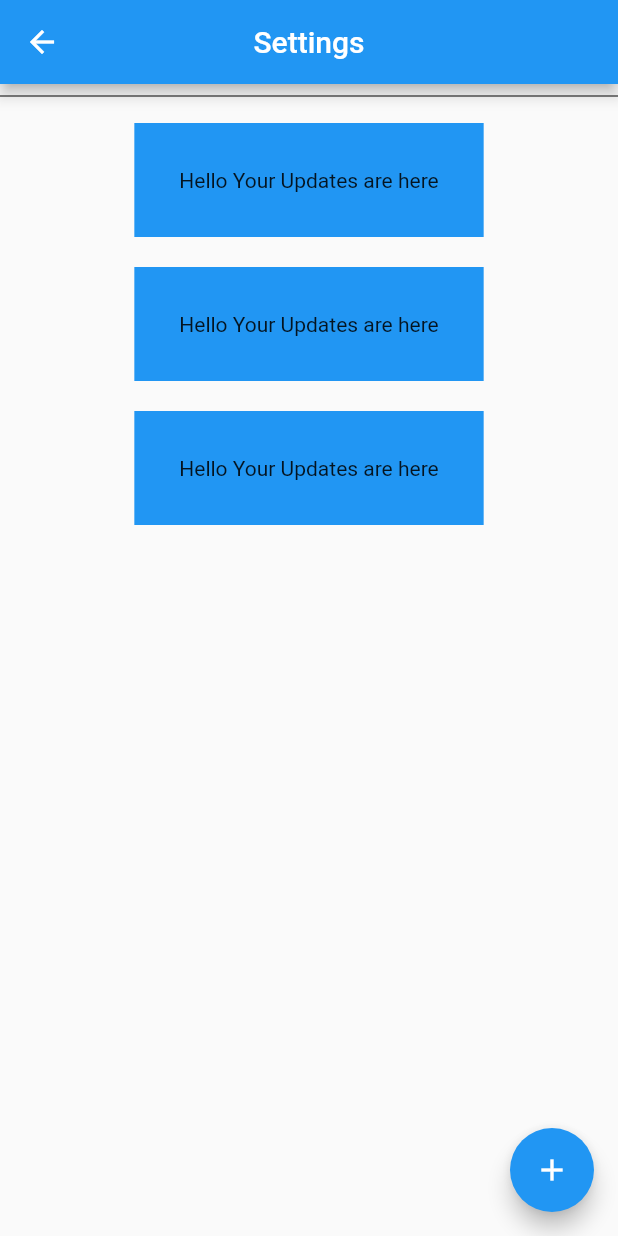
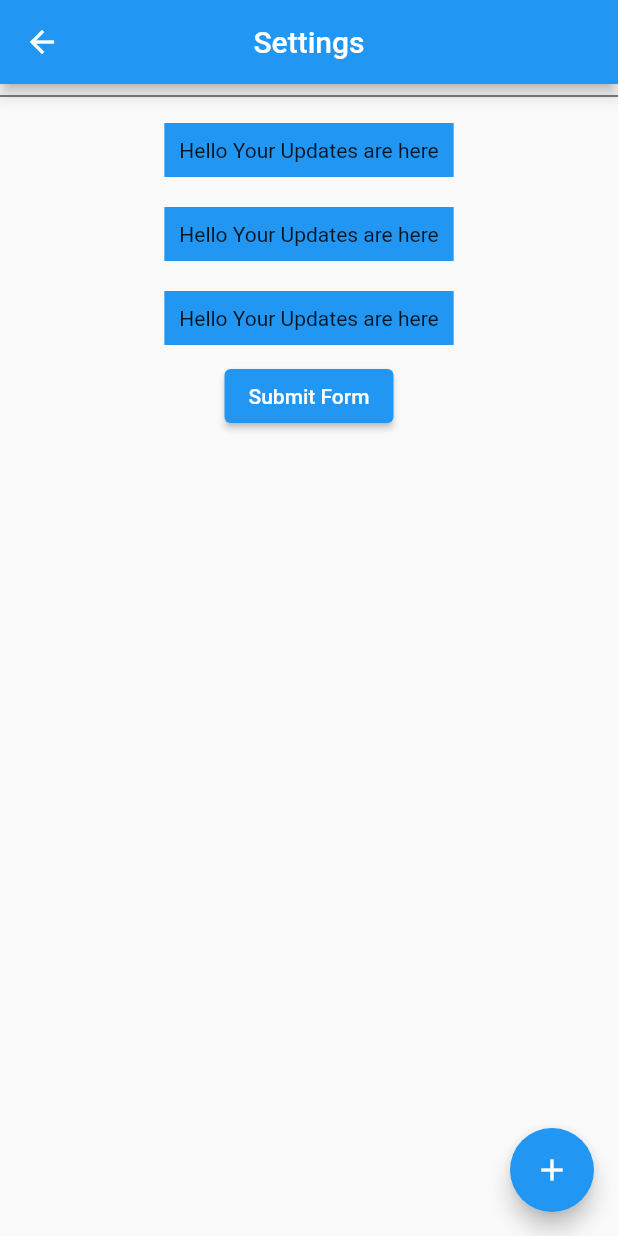
Before and after one commit to Coffee58511867/Flutter, a Flutter app: the Testing screen opened by its route, on a phone screen of 412 x 824 dp. Run offline on Flutter 3.47's test engine with Material 2 defaults, Android fonts, the phone set to English and light mode, and no system bars.

```diff
--- a/lib/testing.dart
+++ b/lib/testing.dart
@@ -17,23 +17,28 @@ class Testing extends StatelessWidget {
             color: Colors.black,
           ),
           Container(
-            padding: const EdgeInsets.all(30.0),
+            padding: const EdgeInsets.all(10.0),
             margin: const EdgeInsets.all(10.0),
             color: Colors.blue,
             child: const Text("Hello Your Updates are here"),
           ),
           Container(
-            padding: const EdgeInsets.all(30.0),
+            padding: const EdgeInsets.all(10.0),
             margin: const EdgeInsets.all(10.0),
             color: Colors.blue,
             child: const Text("Hello Your Updates are here"),
           ),
           Container(
-            padding: const EdgeInsets.all(30.0),
+            padding: const EdgeInsets.all(10.0),
             margin: const EdgeInsets.all(10.0),
             color: Colors.blue,
             child: const Text("Hello Your Updates are here"),
           ),
+          ElevatedButton(
+              onPressed: () {
+                Navigator.pushNamed(context, '/dashboard');
+              },
+              child: const Text("Submit Form"))
         ],
       ),
       floatingActionButton: FloatingActionButton(
```
